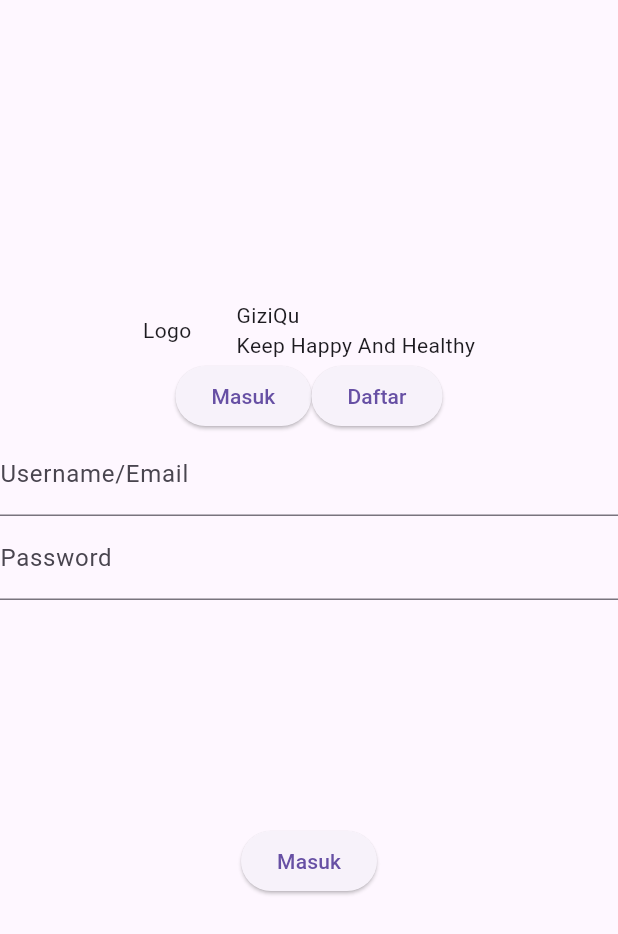
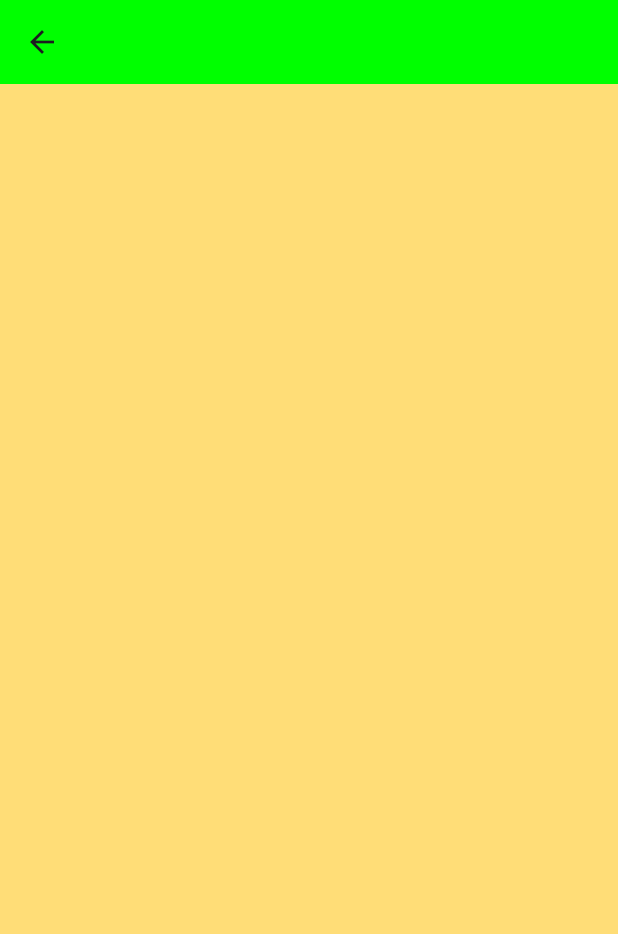
Before and after one commit to ahmadfauzy19/FoodTrack_proyek4, a Flutter app: the screen it shows after launch, after a tap on "Masuk", on a phone screen of 412 x 824 dp. Shown: the top 934 px of the screen. Run offline on Flutter 3.47's test engine with Material 3 defaults, Android fonts, the light colour scheme and no system bars.

Commit message:
login frontend

```diff
--- /dev/null
+++ b/tugas_project4_giziqu/lib/LandingPage.dart
@@ -0,0 +1,25 @@
+import 'package:flutter/material.dart';
+
+class LandingPage extends StatefulWidget {
+  const LandingPage({super.key});
+
+  @override
+  State<LandingPage> createState() => _LandingPageState();
+}
+
+class _LandingPageState extends State<LandingPage> {
+  @override
+  Widget build(BuildContext context) {
+    return Scaffold(
+      appBar: AppBar(
+        backgroundColor: Color.fromARGB(255, 0, 255, 0),
+      ),
+      backgroundColor: Color.fromARGB(255, 255, 221, 119),
+      body: Center(
+        child: Column(
+          children: [],
+        ),
+      ),
+    );
+  }
+}
--- a/tugas_project4_giziqu/lib/LoginPage.dart
+++ b/tugas_project4_giziqu/lib/LoginPage.dart
@@ -1,4 +1,5 @@
 import 'package:flutter/material.dart';
+import 'LandingPage.dart';
 
 class LoginPage extends StatefulWidget {
   const LoginPage({super.key});
@@ -7,13 +8,36 @@ class LoginPage extends StatefulWidget {
   State<LoginPage> createState() => _LoginPageState();
 }
 
-class _LoginPageState extends State<LoginPage> {
+class _LoginPageState extends State<LoginPage>
+    with SingleTickerProviderStateMixin {
+  late TabController _tabController;
+
+  @override
+  void initState() {
+    _tabController = TabController(length: 2, vsync: this);
+    super.initState();
+  }
+
+  @override
+  void dispose() {
+    super.dispose();
+    _tabController.dispose();
+  }
+
   @override
   Widget build(BuildContext context) {
     return Scaffold(
+      backgroundColor: Colors.amber,
       body: Center(
-        child: ListView(children: [
-          const SizedBox(height: 200.0),
+        child: Column(children: [
+          const SizedBox(height: 150.0),
+          Expanded(
+            child: Container(
+              padding: EdgeInsets.all(20),
+              margin: EdgeInsets.all(20),
+              color: Colors.white,
+              child: Column(
+                children: [
                   Row(
                     mainAxisAlignment: MainAxisAlignment.center,
                     children: [
@@ -22,22 +46,89 @@ class _LoginPageState extends State<LoginPage> {
                       const SizedBox(width: 30),
                       Column(
                         crossAxisAlignment: CrossAxisAlignment.start,
-                children: [Text("GiziQu"), Text("Keep Happy And Healthy")],
+                        children: [
+                          Text("GiziQu"),
+                          Text("Keep Happy And Healthy")
+                        ],
                       )
                     ],
+                  ),
+                  TabBar(controller: _tabController, tabs: const [
+                    Tab(
+                      text: "Masuk",
+                    ),
+                    Tab(
+                      text: "Daftar",
+                    ),
+                  ]),
+                  const SizedBox(
+                    height: 20,
+                  ),
+                  Expanded(
+                    child: TabBarView(
+                      controller: _tabController,
+                      children: [
+                        SingleChildScrollView(
+                          child: _buildLoginForm(),
+                        ),
+                        SingleChildScrollView(
+                          child: _buildRegisterForm(),
+                        ),
+                      ],
+                    ),
+                  ),
+                ],
+              ),
+            ),
+          ),
+        ]),
+      ),
+    );
+  }
+
+  Widget _buildLoginForm() {
+    return Container(
+      padding: EdgeInsets.all(10),
+      margin: EdgeInsets.all(10),
+      child: Column(
+        children: [
+          TextField(
+            decoration: InputDecoration(labelText: "Username/Email"),
+          ),
+          TextField(
+            decoration: InputDecoration(labelText: "Password"),
+            obscureText: true,
+          ),
+          const SizedBox(
+            height: 200,
           ),
           Row(
             mainAxisAlignment: MainAxisAlignment.center,
             children: [
               ElevatedButton(
-                onPressed: () {},
+                onPressed: () {
+                  Navigator.push(
+                    context,
+                    MaterialPageRoute(builder: (context) => LandingPage()),
+                  );
+                },
                 child: Text("Masuk"),
               ),
-              ElevatedButton(
-                onPressed: () {},
-                child: Text("Daftar"),
+            ],
+          )
+        ],
       ),
-            ],
+    );
+  }
+
+  Widget _buildRegisterForm() {
+    return Container(
+      padding: EdgeInsets.all(10),
+      margin: EdgeInsets.all(10),
+      child: Column(
+        children: [
+          TextField(
+            decoration: InputDecoration(labelText: "Nama Lengkap"),
           ),
           TextField(
             decoration: InputDecoration(labelText: "Username/Email"),
@@ -46,19 +137,28 @@ class _LoginPageState extends State<LoginPage> {
             decoration: InputDecoration(labelText: "Password"),
             obscureText: true,
           ),
+          TextField(
+            decoration: InputDecoration(labelText: "Validasi Password"),
+            obscureText: true,
+          ),
           const SizedBox(
-            height: 150,
+            height: 100,
           ),
           Row(
             mainAxisAlignment: MainAxisAlignment.center,
             children: [
               ElevatedButton(
-                onPressed: () {},
-                child: Text("Masuk"),
+                onPressed: () {
+                  Navigator.push(
+                    context,
+                    MaterialPageRoute(builder: (context) => LoginPage()),
+                  );
+                },
+                child: Text("Daftar"),
               ),
             ],
           )
-        ]),
+        ],
       ),
     );
   }
```
Lines whose indentation alone changed are shown as unchanged.
